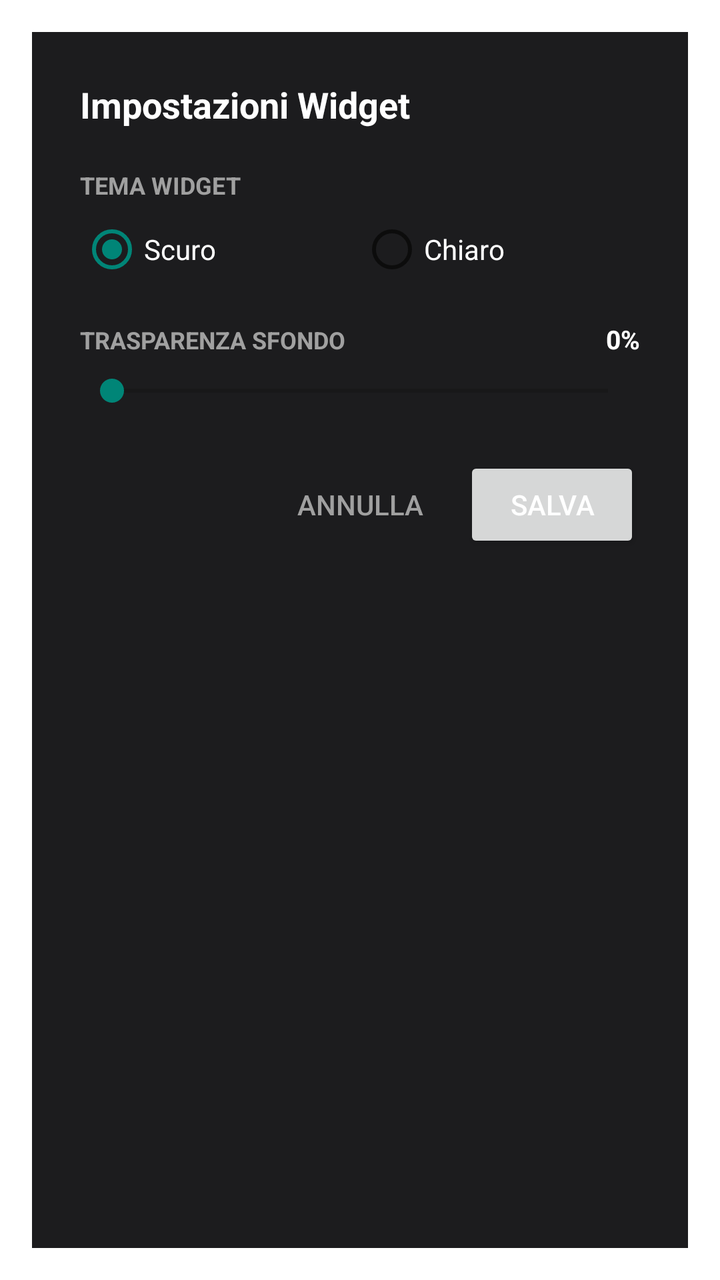
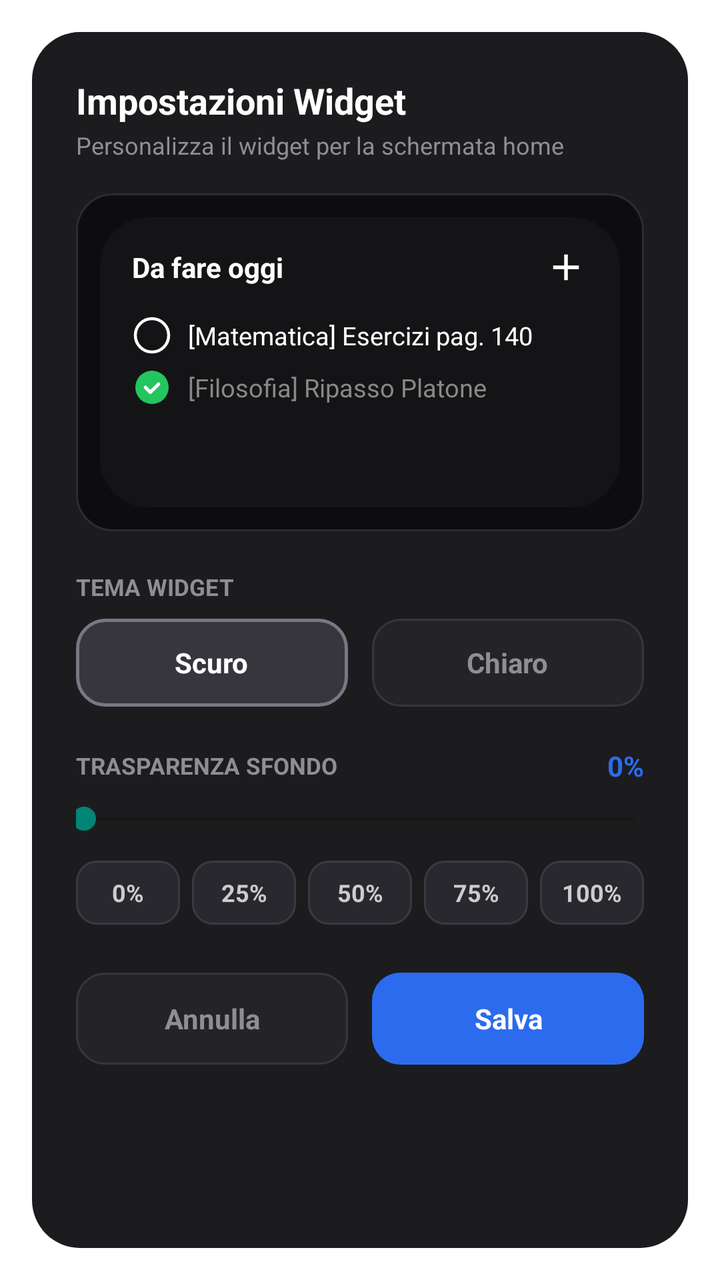

An Android layout rendered at two revisions. The XML below is the earlier revision; the diff shows what the commit changed to produce the second picture.
<!-- AndroidManifest.xml: activity theme Theme.AppCompat.DayNight.Dialog -->
<!-- res/layout/activity_widget_settings.xml -->
<?xml version="1.0" encoding="utf-8"?>
<LinearLayout xmlns:android="http://schemas.android.com/apk/res/android"
    android:layout_width="match_parent"
    android:layout_height="wrap_content"
    android:orientation="vertical"
    android:padding="24dp"
    android:background="#1C1C1E">

    <TextView
        android:layout_width="wrap_content"
        android:layout_height="wrap_content"
        android:text="Impostazioni Widget"
        android:textColor="#FFFFFF"
        android:textSize="18sp"
        android:textStyle="bold"
        android:layout_marginBottom="20dp" />

    
    <TextView
        android:layout_width="wrap_content"
        android:layout_height="wrap_content"
        android:text="TEMA WIDGET"
        android:textColor="#A0A0A0"
        android:textSize="12sp"
        android:textStyle="bold"
        android:layout_marginBottom="8dp" />

    <RadioGroup
        android:id="@+id/radio_group_theme"
        android:layout_width="match_parent"
        android:layout_height="wrap_content"
        android:orientation="horizontal"
        android:layout_marginBottom="20dp">

        <RadioButton
            android:id="@+id/radio_theme_dark"
            android:layout_width="0dp"
            android:layout_height="wrap_content"
            android:layout_weight="1"
            android:text="Scuro"
            android:textColor="#FFFFFF"
            android:checked="true" />

        <RadioButton
            android:id="@+id/radio_theme_light"
            android:layout_width="0dp"
            android:layout_height="wrap_content"
            android:layout_weight="1"
            android:text="Chiaro"
            android:textColor="#FFFFFF" />
    </RadioGroup>

    
    <LinearLayout
        android:layout_width="match_parent"
        android:layout_height="wrap_content"
        android:orientation="horizontal"
        android:layout_marginBottom="8dp">

        <TextView
            android:layout_width="0dp"
            android:layout_height="wrap_content"
            android:layout_weight="1"
            android:text="TRASPARENZA SFONDO"
            android:textColor="#A0A0A0"
            android:textSize="12sp"
            android:textStyle="bold" />

        <TextView
            android:id="@+id/text_transparency_value"
            android:layout_width="wrap_content"
            android:layout_height="wrap_content"
            android:text="0%"
            android:textColor="#FFFFFF"
            android:textSize="13sp"
            android:textStyle="bold" />
    </LinearLayout>

    <SeekBar
        android:id="@+id/seekbar_transparency"
        android:layout_width="match_parent"
        android:layout_height="wrap_content"
        android:max="100"
        android:progress="0"
        android:layout_marginBottom="24dp" />

    
    <LinearLayout
        android:layout_width="match_parent"
        android:layout_height="wrap_content"
        android:orientation="horizontal"
        android:gravity="end">

        <Button
            android:id="@+id/btn_cancel"
            style="?android:attr/borderlessButtonStyle"
            android:layout_width="wrap_content"
            android:layout_height="wrap_content"
            android:text="Annulla"
            android:textColor="#A0A0A0"
            android:layout_marginEnd="8dp" />

        <Button
            android:id="@+id/btn_save"
            android:layout_width="wrap_content"
            android:layout_height="wrap_content"
            android:text="Salva"
            android:textColor="#FFFFFF" />
    </LinearLayout>

</LinearLayout>
<!-- resources referenced by this layout -->
<resources>

</resources>

<!-- the commit's change to res/layout/activity_widget_settings.xml (unified diff, before → after) -->
@@ -1,111 +1,376 @@
 <?xml version="1.0" encoding="utf-8"?>
-<LinearLayout xmlns:android="http://schemas.android.com/apk/res/android"
+<ScrollView xmlns:android="http://schemas.android.com/apk/res/android"
     android:layout_width="match_parent"
     android:layout_height="wrap_content"
-    android:orientation="vertical"
-    android:padding="24dp"
-    android:background="#1C1C1E">
-
-    <TextView
-        android:layout_width="wrap_content"
-        android:layout_height="wrap_content"
-        android:text="Impostazioni Widget"
-        android:textColor="#FFFFFF"
-        android:textSize="18sp"
-        android:textStyle="bold"
-        android:layout_marginBottom="20dp" />
-
-    
-    <TextView
-        android:layout_width="wrap_content"
-        android:layout_height="wrap_content"
-        android:text="TEMA WIDGET"
-        android:textColor="#A0A0A0"
-        android:textSize="12sp"
-        android:textStyle="bold"
-        android:layout_marginBottom="8dp" />
-
-    <RadioGroup
-        android:id="@+id/radio_group_theme"
-        android:layout_width="match_parent"
-        android:layout_height="wrap_content"
-        android:orientation="horizontal"
-        android:layout_marginBottom="20dp">
-
-        <RadioButton
-            android:id="@+id/radio_theme_dark"
-            android:layout_width="0dp"
-            android:layout_height="wrap_content"
-            android:layout_weight="1"
-            android:text="Scuro"
-            android:textColor="#FFFFFF"
-            android:checked="true" />
-
-        <RadioButton
-            android:id="@+id/radio_theme_light"
-            android:layout_width="0dp"
-            android:layout_height="wrap_content"
-            android:layout_weight="1"
-            android:text="Chiaro"
-            android:textColor="#FFFFFF" />
-    </RadioGroup>
-
-    
+    android:fillViewport="true">
+
     <LinearLayout
         android:layout_width="match_parent"
         android:layout_height="wrap_content"
-        android:orientation="horizontal"
-        android:layout_marginBottom="8dp">
-
+        android:orientation="vertical"
+        android:padding="22dp"
+        android:background="@drawable/bg_settings_dialog">
+
+        
         <TextView
-            android:layout_width="0dp"
-            android:layout_height="wrap_content"
-            android:layout_weight="1"
-            android:text="TRASPARENZA SFONDO"
-            android:textColor="#A0A0A0"
+            android:layout_width="wrap_content"
+            android:layout_height="wrap_content"
+            android:text="Impostazioni Widget"
+            android:textColor="#FFFFFF"
+            android:textSize="18sp"
+            android:textStyle="bold" />
+
+        <TextView
+            android:layout_width="wrap_content"
+            android:layout_height="wrap_content"
+            android:text="Personalizza il widget per la schermata home"
+            android:textColor="#8E8E93"
             android:textSize="12sp"
-            android:textStyle="bold" />
-
+            android:layout_marginTop="2dp"
+            android:layout_marginBottom="16dp" />
+
+        
+        <FrameLayout
+            android:layout_width="match_parent"
+            android:layout_height="wrap_content"
+            android:padding="12dp"
+            android:background="@drawable/bg_preview_container"
+            android:layout_marginBottom="20dp">
+
+            <FrameLayout
+                android:id="@+id/widget_preview_card"
+                android:layout_width="match_parent"
+                android:layout_height="145dp">
+
+                
+                <ImageView
+                    android:id="@+id/widget_preview_bg"
+                    android:layout_width="match_parent"
+                    android:layout_height="match_parent"
+                    android:src="@drawable/widget_card_rounded_bg"
+                    android:scaleType="fitXY"
+                    android:contentDescription="Anteprima Sfondo" />
+
+                <LinearLayout
+                    android:layout_width="match_parent"
+                    android:layout_height="match_parent"
+                    android:orientation="vertical"
+                    android:paddingStart="16dp"
+                    android:paddingEnd="16dp"
+                    android:paddingTop="14dp"
+                    android:paddingBottom="12dp">
+
+                    
+                    <LinearLayout
+                        android:layout_width="match_parent"
+                        android:layout_height="wrap_content"
+                        android:orientation="horizontal"
+                        android:gravity="center_vertical"
+                        android:layout_marginBottom="10dp">
+
+                        <TextView
+                            android:id="@+id/widget_preview_title"
+                            android:layout_width="0dp"
+                            android:layout_height="wrap_content"
+                            android:layout_weight="1"
+                            android:text="Da fare oggi"
+                            android:textColor="#FFFFFF"
+                            android:textSize="14sp"
+                            android:textStyle="bold" />
+
+                        <ImageView
+                            android:id="@+id/widget_preview_add"
+                            android:layout_width="22dp"
+                            android:layout_height="22dp"
+                            android:src="@drawable/ic_widget_add"
+                            android:contentDescription="Aggiungi" />
+                    </LinearLayout>
+
+                    
+                    <LinearLayout
+                        android:layout_width="match_parent"
+                        android:layout_height="wrap_content"
+                        android:orientation="horizontal"
+                        android:gravity="center_vertical"
+                        android:paddingTop="3dp"
+                        android:paddingBottom="3dp">
+
+                        <ImageView
+                            android:id="@+id/widget_preview_chk1"
+                            android:layout_width="20dp"
+                            android:layout_height="20dp"
+                            android:src="@drawable/ic_widget_check_empty"
+                            android:contentDescription="Da fare" />
+
+                        <TextView
+                            android:id="@+id/widget_preview_item1"
+                            android:layout_width="0dp"
+                            android:layout_height="wrap_content"
+                            android:layout_weight="1"
+                            android:layout_marginStart="8dp"
+                            android:text="[Matematica] Esercizi pag. 140"
+                            android:textColor="#FFFFFF"
+                            android:textSize="12.5sp"
+                            android:maxLines="1"
+                            android:ellipsize="end" />
+                    </LinearLayout>
+
+                    
+                    <LinearLayout
+                        android:layout_width="match_parent"
+                        android:layout_height="wrap_content"
+                        android:orientation="horizontal"
+                        android:gravity="center_vertical"
+                        android:paddingTop="3dp"
+                        android:paddingBottom="3dp">
+
+                        <ImageView
+                            android:id="@+id/widget_preview_chk2"
+                            android:layout_width="20dp"
+                            android:layout_height="20dp"
+                            android:src="@drawable/ic_widget_check_done"
+                            android:contentDescription="Completato" />
+
+                        <TextView
+                            android:id="@+id/widget_preview_item2"
+                            android:layout_width="0dp"
+                            android:layout_height="wrap_content"
+                            android:layout_weight="1"
+                            android:layout_marginStart="8dp"
+                            android:text="[Filosofia] Ripasso Platone"
+                            android:textColor="#888888"
+                            android:textSize="12.5sp"
+                            android:maxLines="1"
+                            android:ellipsize="end" />
+                    </LinearLayout>
+                </LinearLayout>
+            </FrameLayout>
+        </FrameLayout>
+
+        
         <TextView
-            android:id="@+id/text_transparency_value"
             android:layout_width="wrap_content"
             android:layout_height="wrap_content"
-            android:text="0%"
-            android:textColor="#FFFFFF"
-            android:textSize="13sp"
-            android:textStyle="bold" />
+            android:text="TEMA WIDGET"
+            android:textColor="#8E8E93"
+            android:textSize="11.5sp"
+            android:textStyle="bold"
+            android:layout_marginBottom="8dp" />
+
+        <LinearLayout
+            android:layout_width="match_parent"
+            android:layout_height="wrap_content"
+            android:orientation="horizontal"
+            android:layout_marginBottom="20dp">
+
+            <LinearLayout
+                android:id="@+id/btn_theme_dark"
+                android:layout_width="0dp"
+                android:layout_height="44dp"
+                android:layout_weight="1"
+                android:orientation="horizontal"
+                android:gravity="center"
+                android:background="@drawable/bg_pill_active"
+                android:clickable="true"
+                android:focusable="true">
+
+                <TextView
+                    android:id="@+id/text_theme_dark"
+                    android:layout_width="wrap_content"
+                    android:layout_height="wrap_content"
+                    android:text="Scuro"
+                    android:textColor="#FFFFFF"
+                    android:textSize="14sp"
+                    android:textStyle="bold" />
+            </LinearLayout>
+
+            <View
+                android:layout_width="12dp"
+                android:layout_height="1dp" />
+
+            <LinearLayout
+                android:id="@+id/btn_theme_light"
+                android:layout_width="0dp"
+                android:layout_height="44dp"
+                android:layout_weight="1"
+                android:orientation="horizontal"
+                android:gravity="center"
+                android:background="@drawable/bg_pill_inactive"
+                android:clickable="true"
+                android:focusable="true">
+
+                <TextView
+                    android:id="@+id/text_theme_light"
+                    android:layout_width="wrap_content"
+                    android:layout_height="wrap_content"
+                    android:text="Chiaro"
+                    android:textColor="#8E8E93"
+                    android:textSize="14sp"
+                    android:textStyle="bold" />
+            </LinearLayout>
+        </LinearLayout>
+
+        
+        <LinearLayout
+            android:layout_width="match_parent"
+            android:layout_height="wrap_content"
+            android:orientation="horizontal"
+            android:gravity="center_vertical"
+            android:layout_marginBottom="8dp">
+
+            <TextView
+                android:layout_width="0dp"
+                android:layout_height="wrap_content"
+                android:layout_weight="1"
+                android:text="TRASPARENZA SFONDO"
+                android:textColor="#8E8E93"
+                android:textSize="11.5sp"
+                android:textStyle="bold" />
+
+            <TextView
+                android:id="@+id/text_transparency_value"
+                android:layout_width="wrap_content"
+                android:layout_height="wrap_content"
+                android:text="0%"
+                android:textColor="#2C6BED"
+                android:textSize="14sp"
+                android:textStyle="bold" />
+        </LinearLayout>
+
+        <SeekBar
+            android:id="@+id/seekbar_transparency"
+            android:layout_width="match_parent"
+            android:layout_height="wrap_content"
+            android:max="100"
+            android:progress="0"
+            android:paddingStart="4dp"
+            android:paddingEnd="4dp"
+            android:layout_marginBottom="12dp" />
+
+        
+        <LinearLayout
+            android:layout_width="match_parent"
+            android:layout_height="wrap_content"
+            android:orientation="horizontal"
+            android:gravity="center"
+            android:layout_marginBottom="24dp">
+
+            <TextView
+                android:id="@+id/chip_trans_0"
+                android:layout_width="0dp"
+                android:layout_height="32dp"
+                android:layout_weight="1"
+                android:gravity="center"
+                android:text="0%"
+                android:textColor="#CCCCCC"
+                android:textSize="12sp"
+                android:textStyle="bold"
+                android:background="@drawable/bg_preset_chip"
+                android:clickable="true"
+                android:focusable="true" />
+
+            <View android:layout_width="6dp" android:layout_height="1dp" />
+
+            <TextView
+                android:id="@+id/chip_trans_25"
+                android:layout_width="0dp"
+                android:layout_height="32dp"
+                android:layout_weight="1"
+                android:gravity="center"
+                android:text="25%"
+                android:textColor="#CCCCCC"
+                android:textSize="12sp"
+                android:textStyle="bold"
+                android:background="@drawable/bg_preset_chip"
+                android:clickable="true"
+                android:focusable="true" />
+
+            <View android:layout_width="6dp" android:layout_height="1dp" />
+
+            <TextView
+                android:id="@+id/chip_trans_50"
+                android:layout_width="0dp"
+                android:layout_height="32dp"
+                android:layout_weight="1"
+                android:gravity="center"
+                android:text="50%"
+                android:textColor="#CCCCCC"
+                android:textSize="12sp"
+                android:textStyle="bold"
+                android:background="@drawable/bg_preset_chip"
+                android:clickable="true"
+                android:focusable="true" />
+
+            <View android:layout_width="6dp" android:layout_height="1dp" />
+
+            <TextView
+                android:id="@+id/chip_trans_75"
+                android:layout_width="0dp"
+                android:layout_height="32dp"
+                android:layout_weight="1"
+                android:gravity="center"
+                android:text="75%"
+                android:textColor="#CCCCCC"
+                android:textSize="12sp"
+                android:textStyle="bold"
+                android:background="@drawable/bg_preset_chip"
+                android:clickable="true"
+                android:focusable="true" />
+
+            <View android:layout_width="6dp" android:layout_height="1dp" />
+
+            <TextView
+                android:id="@+id/chip_trans_100"
+                android:layout_width="0dp"
+                android:layout_height="32dp"
+                android:layout_weight="1"
+                android:gravity="center"
+                android:text="100%"
+                android:textColor="#CCCCCC"
+                android:textSize="12sp"
+                android:textStyle="bold"
+                android:background="@drawable/bg_preset_chip"
+                android:clickable="true"
+                android:focusable="true" />
+        </LinearLayout>
+
+        
+        <LinearLayout
+            android:layout_width="match_parent"
+            android:layout_height="wrap_content"
+            android:orientation="horizontal"
+            android:gravity="center_vertical">
+
+            <TextView
+                android:id="@+id/btn_cancel"
+                android:layout_width="0dp"
+                android:layout_height="46dp"
+                android:layout_weight="1"
+                android:gravity="center"
+                android:text="Annulla"
+                android:textColor="#8E8E93"
+                android:textSize="14sp"
+                android:textStyle="bold"
+                android:background="@drawable/bg_pill_inactive"
+                android:clickable="true"
+                android:focusable="true" />
+
+            <View android:layout_width="12dp" android:layout_height="1dp" />
+
+            <TextView
+                android:id="@+id/btn_save"
+                android:layout_width="0dp"
+                android:layout_height="46dp"
+                android:layout_weight="1"
+                android:gravity="center"
+                android:text="Salva"
+                android:textColor="#FFFFFF"
+                android:textSize="14sp"
+                android:textStyle="bold"
+                android:background="@drawable/bg_save_btn"
+                android:clickable="true"
+                android:focusable="true" />
+        </LinearLayout>
+
     </LinearLayout>
-
-    <SeekBar
-        android:id="@+id/seekbar_transparency"
-        android:layout_width="match_parent"
-        android:layout_height="wrap_content"
-        android:max="100"
-        android:progress="0"
-        android:layout_marginBottom="24dp" />
-
-    
-    <LinearLayout
-        android:layout_width="match_parent"
-        android:layout_height="wrap_content"
-        android:orientation="horizontal"
-        android:gravity="end">
-
-        <Button
-            android:id="@+id/btn_cancel"
-            style="?android:attr/borderlessButtonStyle"
-            android:layout_width="wrap_content"
-            android:layout_height="wrap_content"
-            android:text="Annulla"
-            android:textColor="#A0A0A0"
-            android:layout_marginEnd="8dp" />
-
-        <Button
-            android:id="@+id/btn_save"
-            android:layout_width="wrap_content"
-            android:layout_height="wrap_content"
-            android:text="Salva"
-            android:textColor="#FFFFFF" />
-    </LinearLayout>
-
-</LinearLayout>
+</ScrollView>
<!-- resource entries referenced after the edit -->
@@ -1,5 +1,94 @@
 <!-- resources referenced by this layout -->
 <resources>
-
+  <!-- drawable bg_pill_active (drawable) -->
+  <?xml version="1.0" encoding="utf-8"?>
+  <shape xmlns:android="http://schemas.android.com/apk/res/android"
+      android:shape="rectangle">
+      <corners android:radius="14dp" />
+      <solid android:color="#36363C" />
+      <stroke android:width="1.5dp" android:color="#787884" />
+  </shape>
+  <!-- drawable bg_pill_inactive (drawable) -->
+  <?xml version="1.0" encoding="utf-8"?>
+  <shape xmlns:android="http://schemas.android.com/apk/res/android"
+      android:shape="rectangle">
+      <corners android:radius="14dp" />
+      <solid android:color="#242428" />
+      <stroke android:width="1dp" android:color="#36363C" />
+  </shape>
+  <!-- drawable bg_preset_chip (drawable) -->
+  <?xml version="1.0" encoding="utf-8"?>
+  <shape xmlns:android="http://schemas.android.com/apk/res/android"
+      android:shape="rectangle">
+      <corners android:radius="10dp" />
+      <solid android:color="#28282E" />
+      <stroke android:width="1dp" android:color="#3A3A40" />
+  </shape>
+  <!-- drawable bg_preview_container (drawable) -->
+  <?xml version="1.0" encoding="utf-8"?>
+  <shape xmlns:android="http://schemas.android.com/apk/res/android"
+      android:shape="rectangle">
+      <corners android:radius="18dp" />
+      <solid android:color="#0D0D10" />
+      <stroke android:width="1dp" android:color="#2C2C30" />
+  </shape>
+  <!-- drawable bg_save_btn (drawable) -->
+  <?xml version="1.0" encoding="utf-8"?>
+  <shape xmlns:android="http://schemas.android.com/apk/res/android"
+      android:shape="rectangle">
+      <corners android:radius="14dp" />
+      <solid android:color="#2C6BED" />
+  </shape>
+  <!-- drawable bg_settings_dialog (drawable) -->
+  <?xml version="1.0" encoding="utf-8"?>
+  <shape xmlns:android="http://schemas.android.com/apk/res/android"
+      android:shape="rectangle">
+      <corners android:radius="24dp" />
+      <solid android:color="#1C1C1E" />
+  </shape>
+  <!-- drawable ic_widget_add (drawable) -->
+  <vector xmlns:android="http://schemas.android.com/apk/res/android"
+      android:width="24dp"
+      android:height="24dp"
+      android:viewportWidth="24"
+      android:viewportHeight="24">
+    <path
+        android:fillColor="#FFFFFFFF"
+        android:pathData="M19,13h-6v6h-2v-6H5v-2h6V5h2v6h6v2z"/>
+  </vector>
+  <!-- drawable ic_widget_check_done (drawable) -->
+  <vector xmlns:android="http://schemas.android.com/apk/res/android"
+      android:width="24dp"
+      android:height="24dp"
+      android:viewportWidth="24"
+      android:viewportHeight="24">
+    <path
+        android:fillColor="#FF22C55E"
+        android:pathData="M12,2A10,10 0 1,0 22,12A10,10 0 0,0 12,2Z"/>
+    <path
+        android:strokeColor="#FFFFFFFF"
+        android:strokeWidth="2"
+        android:strokeLineCap="round"
+        android:strokeLineJoin="round"
+        android:pathData="M8,12l3,3 5,-5"/>
+  </vector>
+  <!-- drawable ic_widget_check_empty (drawable) -->
+  <vector xmlns:android="http://schemas.android.com/apk/res/android"
+      android:width="24dp"
+      android:height="24dp"
+      android:viewportWidth="24"
+      android:viewportHeight="24">
+    <path
+        android:strokeColor="#FFFFFFFF"
+        android:strokeWidth="1.8"
+        android:pathData="M12,2A10,10 0 1,0 22,12A10,10 0 0,0 12,2Z"/>
+  </vector>
+  <!-- drawable widget_card_rounded_bg (drawable) -->
+  <?xml version="1.0" encoding="utf-8"?>
+  <shape xmlns:android="http://schemas.android.com/apk/res/android"
+      android:shape="rectangle">
+      <corners android:radius="24dp" />
+      <solid android:color="#FF141416" />
+  </shape>
 </resources>
 
